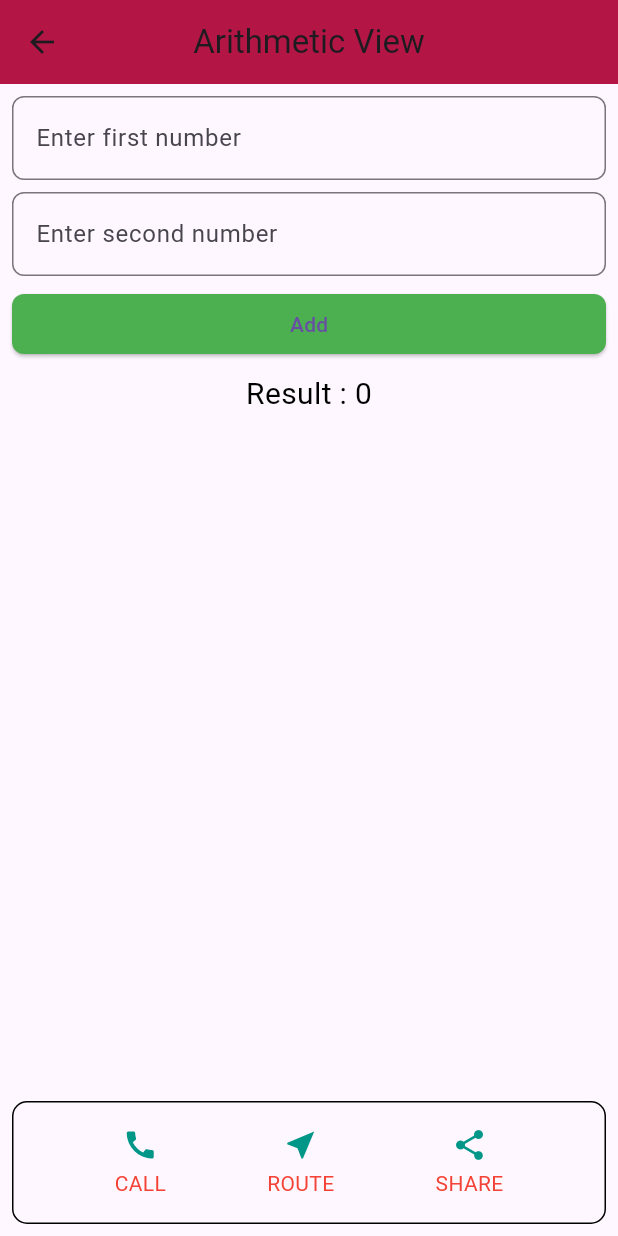
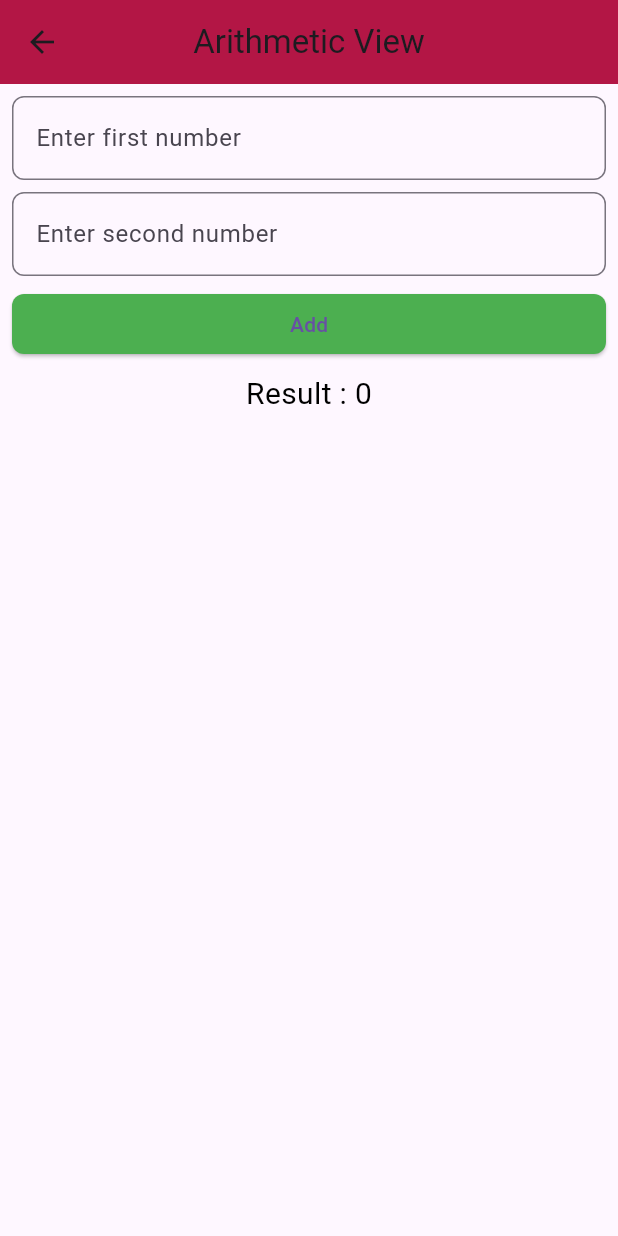
Before and after one commit to dipen-dra/cls_tasks_flutter, a Flutter app: the FirstView screen opened directly, on a phone screen of 412 x 824 dp. Run offline on Flutter 3.47's test engine with Material 3 defaults, Android fonts, the phone set to English and light mode, and no system bars.

Commit message:
icons and container

```diff
--- a/lib/app.dart
+++ b/lib/app.dart
@@ -1,12 +1,13 @@
 
 import 'package:flutter/material.dart';
-import 'package:new_app/view/dashboard_view.dart';
+// import 'package:new_app/view/dashboard_view.dart';
+import 'package:new_app/view/layout_view.dart';
 
 class App extends StatelessWidget {
   const App({super.key});
 
   @override
   Widget build(BuildContext context) {
-    return MaterialApp(home: DashboardView());
+    return MaterialApp(home:LayoutView());
   }
 }
--- a/lib/view/first_view.dart
+++ b/lib/view/first_view.dart
@@ -229,6 +229,14 @@ class _FirstViewState extends State<FirstView> {
   final myKey = GlobalKey<FormState>();
 
   @override
+  void dispose() {
+    // Dispose controllers to prevent memory leaks
+    firstContoller.dispose();
+    secondContoller.dispose();
+    super.dispose();
+  }
+
+  @override
   Widget build(BuildContext context) {
     return Scaffold(
       appBar: AppBar(
@@ -252,9 +260,6 @@ class _FirstViewState extends State<FirstView> {
                         labelText: 'Enter first number',
                         border: OutlineInputBorder(
                           borderRadius: BorderRadius.circular(8),
-                          borderSide: const BorderSide(
-                              color: Color.fromARGB(255, 221, 10, 133),
-                              width: 2),
                         ),
                       ),
                       keyboardType: TextInputType.number,
@@ -275,8 +280,6 @@ class _FirstViewState extends State<FirstView> {
                         labelText: 'Enter second number',
                         border: OutlineInputBorder(
                           borderRadius: BorderRadius.circular(8),
-                          borderSide:
-                              const BorderSide(color: Colors.amber, width: 2),
                         ),
                       ),
                       keyboardType: TextInputType.number,
@@ -316,37 +319,7 @@ class _FirstViewState extends State<FirstView> {
                     const SizedBox(height: 8),
                     Text(
                       "Result : $result",
-                      style:
-                          const TextStyle(fontSize: 20, color: Colors.black),
-                    ),
-                  ],
-                ),
-              ),
-
-              // 👇 Bottom icon bar
-              Container(
-                padding: const EdgeInsets.symmetric(vertical: 16),
-                decoration: BoxDecoration(
-                  border: Border.all(color: Colors.black),
-                  borderRadius: BorderRadius.circular(10),
-                ),
-                child: Row(
-                  mainAxisAlignment: MainAxisAlignment.spaceEvenly,
-                  children: const [
-                    IconTextButton(
-                      icon: Icons.call,
-                      label: 'CALL',
-                      onPressed: _noop,
-                    ),
-                    IconTextButton(
-                      icon: Icons.near_me,
-                      label: 'ROUTE',
-                      onPressed: _noop,
-                    ),
-                    IconTextButton(
-                      icon: Icons.share,
-                      label: 'SHARE',
-                      onPressed: _noop,
+                      style: const TextStyle(fontSize: 20, color: Colors.black),
                     ),
                   ],
                 ),
@@ -357,37 +330,74 @@ class _FirstViewState extends State<FirstView> {
       ),
     );
   }
-
-  static void _noop() {}
 }
 
-class IconTextButton extends StatelessWidget {
-  final IconData icon;
-  final String label;
-  final VoidCallback onPressed;
 
-  const IconTextButton({
-    super.key,
-    required this.icon,
-    required this.label,
-    required this.onPressed,
-  });
+              // 👇 Bottom icon bar
+//               Container(
+//                 padding: const EdgeInsets.symmetric(vertical: 16),
+//                 decoration: BoxDecoration(
+//                   border: Border.all(color: Colors.black),
+//                   borderRadius: BorderRadius.circular(10),
+//                 ),
+//                 child: Row(
+//                   mainAxisAlignment: MainAxisAlignment.spaceEvenly,
+//                   children: const [
+//                     IconTextButton(
+//                       icon: Icons.call,
+//                       label: 'CALL',
+//                       onPressed: _noop,
+//                     ),
+//                     IconTextButton(
+//                       icon: Icons.near_me,
+//                       label: 'ROUTE',
+//                       onPressed: _noop,
+//                     ),
+//                     IconTextButton(
+//                       icon: Icons.share,
+//                       label: 'SHARE',
+//                       onPressed: _noop,
+//                     ),
+//                   ],
+//                 ),
+//               ),
+//             ],
+//           ),
+//         ),
+//       ),
+//     );
+//   }
 
-  @override
-  Widget build(BuildContext context) {
-    return InkWell(
-      onTap: onPressed,
-      child: Column(
-        mainAxisSize: MainAxisSize.min,
-        children: [
-          Icon(icon, color: Colors.teal),
-          const SizedBox(height: 4),
-          Text(
-            label,
-            style: const TextStyle(color: Color.fromRGBO(244, 67, 54, 1)),
-          ),
-        ],
-      ),
-    );
-  }
-}
+//   static void _noop() {}
+// }
+
+// class IconTextButton extends StatelessWidget {
+//   final IconData icon;
+//   final String label;
+//   final VoidCallback onPressed;
+
+//   const IconTextButton({
+//     super.key,
+//     required this.icon,
+//     required this.label,
+//     required this.onPressed,
+//   });
+
+//   @override
+//   Widget build(BuildContext context) {
+//     return InkWell(
+//       onTap: onPressed,
+//       child: Column(
+//         mainAxisSize: MainAxisSize.min,
+//         children: [
+//           Icon(icon, color: Colors.teal),
+//           const SizedBox(height: 4),
+//           Text(
+//             label,
+//             style: const TextStyle(color: Color.fromRGBO(244, 67, 54, 1)),
+//           ),
+//         ],
+//       ),
+//     );
+//   }
+// }
```
Also changed, not shown: lib/view/layout_view.dart (added, +56 -0 lines).
